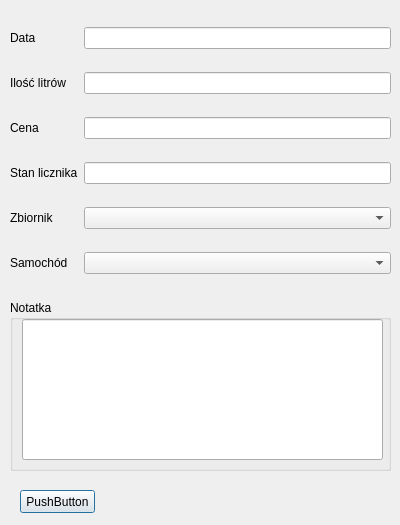
Qt form newtank.ui (Barto-Paja/iDocCar) before a commit.
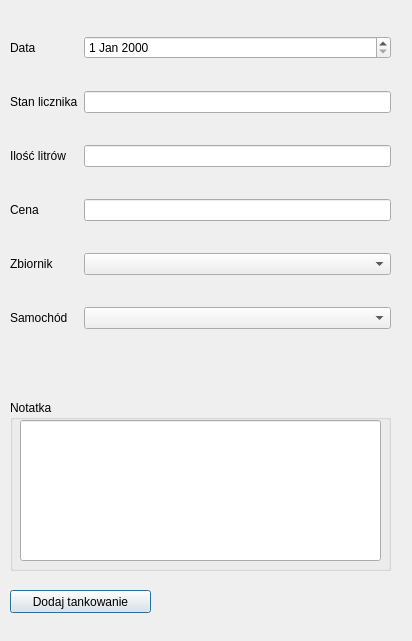
The same form after that commit.

Commit message:
Tankowanie cz.2
Dodano i "podięto" formularz tankowania.
Usprawniono:
- dodawanie nowych samochodów ( starsze pojazdy muszą zostać usunięte z bazy, jeżeli nie posiadają ani jednego tankowania wprowadzonego spod bazy)
- dodawanie tankowania (dodano obserwację poprawnego licznika, nie możliwość dodawania tankowania "wstecz")
- usprawniono comboboxy i ich zawartość
- uproszczono wybiórczo zapytania do bazy

What changed in the file:
```diff
--- a/newtank.ui
+++ b/newtank.ui
@@ -6,8 +6,8 @@
    <rect>
     <x>0</x>
     <y>0</y>
-    <width>400</width>
-    <height>525</height>
+    <width>412</width>
+    <height>641</height>
    </rect>
   </property>
   <property name="windowTitle">
@@ -19,30 +19,12 @@
      <x>10</x>
      <y>10</y>
      <width>381</width>
-     <height>281</height>
+     <height>351</height>
     </rect>
    </property>
    <layout class="QGridLayout" name="gridLayout">
-    <item row="1" column="0">
-     <widget class="QLabel" name="l_fuel">
-      <property name="text">
-       <string>Ilość litrów</string>
-      </property>
-     </widget>
-    </item>
-    <item row="2" column="0">
-     <widget class="QLabel" name="l_price">
-      <property name="text">
-       <string>Cena</string>
-      </property>
-     </widget>
-    </item>
-    <item row="5" column="0">
-     <widget class="QLabel" name="l_carid">
-      <property name="text">
-       <string>Samochód</string>
-      </property>
-     </widget>
+    <item row="0" column="1">
+     <widget class="QDateEdit" name="dateEdit"/>
     </item>
     <item row="0" column="0">
      <widget class="QLabel" name="l_date">
@@ -51,6 +33,20 @@
       </property>
      </widget>
     </item>
+    <item row="3" column="0">
+     <widget class="QLabel" name="l_price">
+      <property name="text">
+       <string>Cena</string>
+      </property>
+     </widget>
+    </item>
+    <item row="2" column="0">
+     <widget class="QLabel" name="l_fuel">
+      <property name="text">
+       <string>Ilość litrów</string>
+      </property>
+     </widget>
+    </item>
     <item row="4" column="0">
      <widget class="QLabel" name="l_tank">
       <property name="text">
@@ -58,38 +54,42 @@
       </property>
      </widget>
     </item>
-    <item row="3" column="0">
-     <widget class="QLabel" name="l_milage">
+    <item row="5" column="0">
+     <widget class="QLabel" name="l_carid">
       <property name="text">
-       <string>Stan licznika</string>
+       <string>Samochód</string>
       </property>
      </widget>
     </item>
-    <item row="0" column="1">
-     <widget class="QLineEdit" name="le_date"/>
-    </item>
-    <item row="1" column="1">
-     <widget class="QLineEdit" name="le_fuel"/>
-    </item>
     <item row="2" column="1">
-     <widget class="QLineEdit" name="le_price"/>
-    </item>
-    <item row="3" column="1">
-     <widget class="QLineEdit" name="le_milage"/>
+     <widget class="QLineEdit" name="le_fuel"/>
     </item>
     <item row="4" column="1">
      <widget class="QComboBox" name="cb_tanktype"/>
     </item>
+    <item row="3" column="1">
+     <widget class="QLineEdit" name="le_price"/>
+    </item>
     <item row="5" column="1">
      <widget class="QComboBox" name="cb_carid"/>
     </item>
+    <item row="1" column="0">
+     <widget class="QLabel" name="l_milage">
+      <property name="text">
+       <string>Stan licznika</string>
+      </property>
+     </widget>
+    </item>
+    <item row="1" column="1">
+     <widget class="QLineEdit" name="le_milage"/>
+    </item>
    </layout>
   </widget>
   <widget class="QGroupBox" name="groupBox">
    <property name="geometry">
     <rect>
      <x>10</x>
-     <y>300</y>
+     <y>400</y>
      <width>381</width>
      <height>171</height>
     </rect>
@@ -100,8 +100,8 @@
    <widget class="QLineEdit" name="le_notes">
     <property name="geometry">
      <rect>
-      <x>12</x>
-      <y>19</y>
+      <x>10</x>
+      <y>20</y>
       <width>361</width>
       <height>141</height>
      </rect>
@@ -111,14 +111,14 @@
   <widget class="QPushButton" name="b_send">
    <property name="geometry">
     <rect>
-     <x>20</x>
-     <y>490</y>
-     <width>75</width>
+     <x>10</x>
+     <y>590</y>
+     <width>141</width>
      <height>23</height>
     </rect>
    </property>
    <property name="text">
-    <string>PushButton</string>
+    <string>Dodaj tankowanie</string>
    </property>
   </widget>
  </widget>
```
The commit also changes 4 other files.
